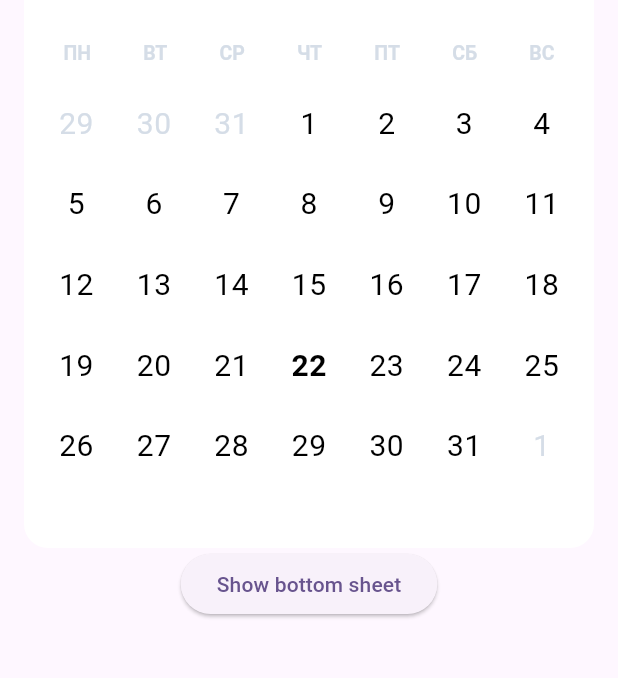
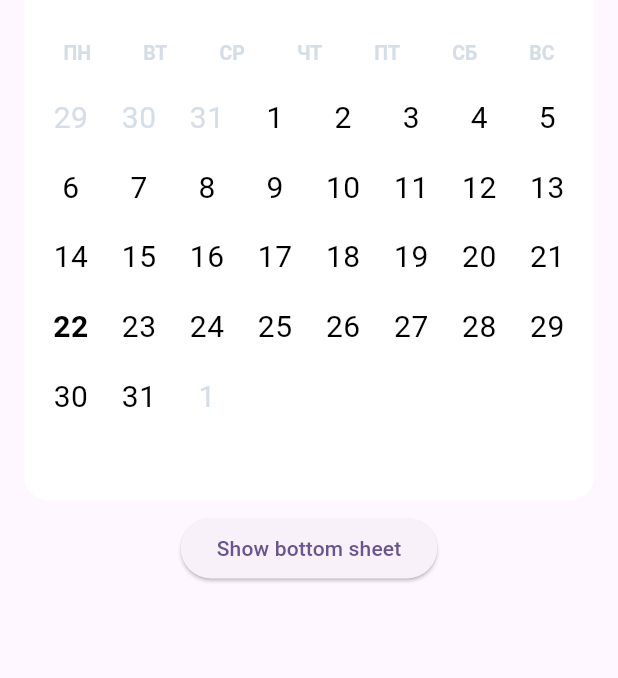
Before and after one commit to AppCraftTeam/appcraft-ui-calendar-flutter, a Flutter app: the screen it shows after launch, on a phone screen of 412 x 824 dp, the part 91-769 px from its top. Run offline on Flutter 3.47's test engine with Material 3 defaults, Android fonts, the phone set to English and light mode, and no system bars.

```diff
--- a/example/lib/main.dart
+++ b/example/lib/main.dart
@@ -13,12 +13,7 @@ class MyApp extends StatelessWidget {
 
   @override
   Widget build(BuildContext context) {
-    final now = DateTime.now();
 
-    final range = ACDateRange(
-      min: DateTime(now.year - 1, 1, 1),
-      max: DateTime(now.year, 12, 31),
-    );
 
     return MaterialApp(
       localizationsDelegates: const [
@@ -33,13 +28,35 @@ class MyApp extends StatelessWidget {
       locale: const Locale('ru'),
       title: 'ACUICalendar Demo',
       theme: ThemeData(
-        colorScheme: .fromSeed(seedColor: Colors.deepPurple),
+        colorScheme: .fromSeed(
+          seedColor: Colors.deepPurple
         ),
-      home: Scaffold(
+      ),
+      home: const MainPage()
+    );
+  }
+}
+
+final class MainPage extends StatelessWidget {
+  const MainPage({
+    super.key
+  });
+
+  @override
+  Widget build(BuildContext context) {
+    final now = DateTime.now();
+
+    final range = ACDateRange(
+      min: DateTime(now.year - 1, 1, 1),
+      max: DateTime(now.year, 12, 31),
+    );
+
+    return Scaffold(
       body: SafeArea(
         child: Padding(
           padding: const EdgeInsets.all(16),
           child: Column(
+            spacing: 8,
             children: [
               ACCalendarCard(
                 range: range,
@@ -56,12 +73,9 @@ class MyApp extends StatelessWidget {
               ),
 
               ElevatedButton(
-                  onPressed: () => ACBottomSheet.show(
-                    context: context,
-                    child: Container(
-                      height: 400,
-                      color: Colors.red,
-                    )
+                onPressed: () => ACCalendarHorizontalSheet.show(
+                  context,
+                  range: range
                 ),
                 child: const Text('Show bottom sheet'),
               )
@@ -69,7 +83,6 @@ class MyApp extends StatelessWidget {
           ),
         )
       ),
-      )
     );
   }
 }
--- a/example/lib/presentation/src/widgets/src/ac_calendar_card.dart
+++ b/example/lib/presentation/src/widgets/src/ac_calendar_card.dart
@@ -22,8 +22,6 @@ class ACCalendarCard extends StatelessWidget {
   @override
   Widget build(BuildContext context) =>
     Container(
-      // TODO: Calculate height
-      height: 410,
       decoration: BoxDecoration(
         // TODO: Add to theme
         color: const Color(0xFFFFFFFF),
--- a/example/lib/presentation/src/widgets/src/ac_calendar_horizontal_header.dart
+++ b/example/lib/presentation/src/widgets/src/ac_calendar_horizontal_header.dart
@@ -24,6 +24,8 @@ class ACCalendarHorizontalHeader extends StatelessWidget {
   final VoidCallback? onPrevious;
   final void Function()? onMonthTap;
 
+  static const height = 40.0;
+
   @override
   Widget build(BuildContext context) {
     final theme = this.theme ?? ACCalendarTheme.of(context).calendarHeaderTheme;
@@ -44,7 +46,7 @@ class ACCalendarHorizontalHeader extends StatelessWidget {
     );
 
     return SizedBox(
-      height: 40,
+      height: height,
       child: Row(
         children: [
           GestureDetector(
--- a/example/lib/presentation/src/widgets/src/ac_calendar_horizontal_widget.dart
+++ b/example/lib/presentation/src/widgets/src/ac_calendar_horizontal_widget.dart
@@ -31,6 +31,8 @@ class _ACCalendarHorizontalWidgetState extends State<ACCalendarHorizontalWidget>
   var _monthDate = DateTime.now();
   var _monthPickerShow = false;
 
+  final _spacing = 12.0;
+
   @override
   void initState() {
     widget.selectController?.addListener(_selectControllerListener);
@@ -51,35 +53,21 @@ class _ACCalendarHorizontalWidgetState extends State<ACCalendarHorizontalWidget>
 
   @override
   Widget build(BuildContext context) =>
-    Column(
-      spacing: 12,
-      children: [
-        ACCalendarHorizontalHeader(
-          monthPickerShow: _monthPickerShow,
-          theme: widget.theme?.calendarHeaderTheme,
+    LayoutBuilder(
+      builder: (context, constraints) {
+        Widget monthPicker() => ACMonthPicker(
+          range: widget.range,
+          theme: widget.theme,
           locale: widget.locale,
-          onMonthTap: () => setState(() {
-            _monthPickerShow = !_monthPickerShow;
-          }),
-          monthDate: _monthDate,
-          onPrevious: _monthDate.isBefore(widget.range.min) ?
-            null :
-            _pagerController.animateToPrevious,
-          onNext: _monthDate.isAfter(widget.range.max) ?
-            null :
-            _pagerController.animateToNext
-        ),
+          onDateChanged: (date) {
+            setState(() {
+              _monthDate = date;
+            });
+            _pagerController.jumpToItem(date);
+          }
+        );
 
-        if (!_monthPickerShow)
-          ACWeekWidget(
-            weekStart: widget.weekStart,
-            locale: widget.locale,
-            theme: widget.theme?.weekTheme
-          ),
-
-        if (!_monthPickerShow)
-          Expanded(
-            child: ACPager<DateTime>(
+        Widget monthPager() =>  ACPager<DateTime>(
           controller: _pagerController,
           initialItem: _calendarRepository.startOfMonth(DateTime.now()),
           onBefore: (date) => date.isBefore(widget.range.min) ?
@@ -98,23 +86,48 @@ class _ACCalendarHorizontalWidgetState extends State<ACCalendarHorizontalWidget>
               onSelectDay: widget.selectController?.selectDay,
               selectStyleForDay: widget.selectController?.selectStyleForDay
             )
-            ),
+          );
+
+        return Column(
+          spacing: _spacing,
+          children: [
+            ACCalendarHorizontalHeader(
+              monthPickerShow: _monthPickerShow,
+              theme: widget.theme?.calendarHeaderTheme,
+              locale: widget.locale,
+              onMonthTap: () => setState(() {
+                _monthPickerShow = !_monthPickerShow;
+              }),
+              monthDate: _monthDate,
+              onPrevious: _monthDate.isBefore(widget.range.min) ?
+                null :
+                _pagerController.animateToPrevious,
+              onNext: _monthDate.isAfter(widget.range.max) ?
+                null :
+                _pagerController.animateToNext
             ),
 
-        if (_monthPickerShow)
+            SizedBox(
+              height: ACMonthWidget.calculateHeight(constraints.maxWidth) + ACWeekWidget.height,
+              child: _monthPickerShow ?
+                monthPicker() :
+                Column(
+                  spacing: _spacing,
+                  children: [
+                    ACWeekWidget(
+                      weekStart: widget.weekStart,
+                      locale: widget.locale,
+                      theme: widget.theme?.weekTheme
+                    ),
+
                     Expanded(
-            child: ACMonthPicker(
-              range: widget.range,
-              theme: widget.theme,
-              locale: widget.locale,
-              onDateChanged: (date) {
-                setState(() {
-                  _monthDate = date;
-                });
-                _pagerController.jumpToItem(date);
-              }
+                      child: monthPager()
+                    )
+                  ],
                 )
             )
           ],
         );
       }
+    );
+}
--- a/example/lib/presentation/src/widgets/src/ac_month_widget.dart
+++ b/example/lib/presentation/src/widgets/src/ac_month_widget.dart
@@ -21,6 +21,36 @@ class ACMonthWidget extends StatelessWidget {
   final bool Function(DateTime day)? shouldSelectDay;
   final void Function(DateTime day)? onSelectDay;
 
+  static const gridDelegate = SliverGridDelegateWithFixedCrossAxisCount(
+    crossAxisCount: 8,
+    crossAxisSpacing: 7,
+    mainAxisSpacing: 8,
+    childAspectRatio: 1
+  );
+
+  // static Size calculateItemSize(BoxConstraints constraints) {
+  //   final maxWidth = constraints.maxWidth;
+  //   final maxCrossAxisSpacing = (gridDelegate.crossAxisCount - 1) * gridDelegate.crossAxisSpacing;
+  //   final itemWidth = (maxWidth - maxCrossAxisSpacing) / gridDelegate.crossAxisCount;
+  //   final itemHeight = itemWidth / gridDelegate.childAspectRatio;
+  //   return Size(itemWidth, itemHeight);
+  // }
+
+  // Size _calculateItemSize(double maxWidth) {
+  //   final maxCrossAxisSpacing = (gridDelegate.crossAxisCount - 1) * gridDelegate.crossAxisSpacing;
+  //   final itemWidth = (maxWidth - maxCrossAxisSpacing) / gridDelegate.crossAxisCount;
+  //   final itemHeight = itemWidth / gridDelegate.childAspectRatio;
+  //   return Size(itemWidth, itemHeight);
+  // }
+
+  static double calculateHeight(double width) {
+    final maxCrossAxisSpacing = (gridDelegate.crossAxisCount - 1) * gridDelegate.crossAxisSpacing;
+    final itemWidth = (width - maxCrossAxisSpacing) / gridDelegate.crossAxisCount;
+    final itemHeight = itemWidth / gridDelegate.childAspectRatio;
+    const mainAxisCount = 6;
+    return (itemHeight * mainAxisCount) + (gridDelegate.mainAxisSpacing * (mainAxisCount - 1));
+  }
+
   @override
   Widget build(BuildContext context) {
     final days = const ACCalendarRepository().getMonthDays(
@@ -31,11 +61,7 @@ class ACMonthWidget extends StatelessWidget {
     return GridView.builder(
       shrinkWrap: true,
       itemCount: days.length,
-      gridDelegate: const SliverGridDelegateWithFixedCrossAxisCount(
-        crossAxisCount: 7,
-        crossAxisSpacing: 6,
-        mainAxisSpacing: 8
-      ),
+      gridDelegate: gridDelegate,
       itemBuilder: (context, index) {
         final day = days[index];
 
--- a/example/lib/presentation/src/widgets/src/ac_week_widget.dart
+++ b/example/lib/presentation/src/widgets/src/ac_week_widget.dart
@@ -16,6 +16,8 @@ class ACWeekWidget extends StatelessWidget {
   final String? locale;
   final ACWeekThemeData? theme;
 
+  static const height = 24.0;
+
   @override
   Widget build(BuildContext context) {
     final theme = this.theme ?? ACCalendarTheme.of(context).weekTheme;
@@ -26,7 +28,7 @@ class ACWeekWidget extends StatelessWidget {
     );
 
     return SizedBox(
-      height: 24,
+      height: height,
       child: Row(
         spacing: 6,
         mainAxisAlignment: MainAxisAlignment.spaceAround,
--- a/example/lib/presentation/src/widgets/widgets.dart
+++ b/example/lib/presentation/src/widgets/widgets.dart
@@ -2,6 +2,7 @@ export 'src/ac_calendar_card.dart';
 export 'src/ac_calendar_horizontal_header.dart';
 export 'src/ac_calendar_horizontal_widget.dart';
 export 'src/ac_day_widget.dart';
+export 'src/ac_month_pager.dart';
 export 'src/ac_month_picker.dart';
 export 'src/ac_month_widget.dart';
 export 'src/ac_pager.dart';
```
Also changed, not shown: example/lib/presentation/src/screens/src/ac_calendar_horizontal_sheet.dart (+32 -148 lines), example/lib/presentation/src/widgets/src/ac_month_pager.dart (added, +48 -0 lines). Lines whose indentation alone changed are shown as unchanged.
